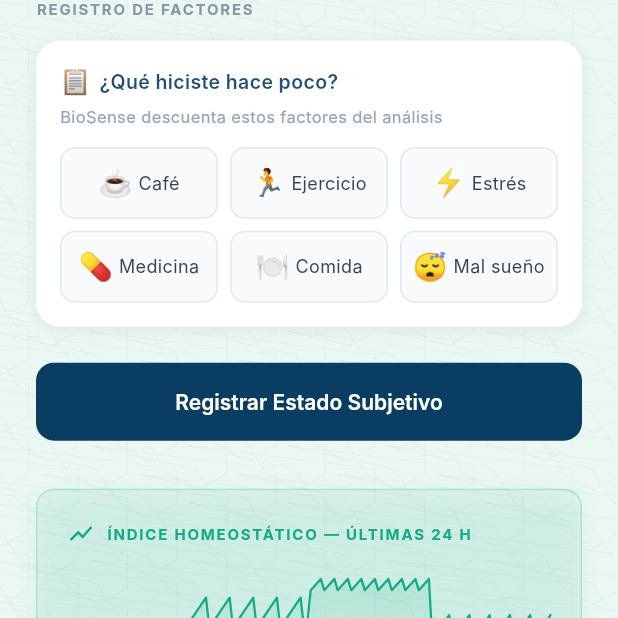
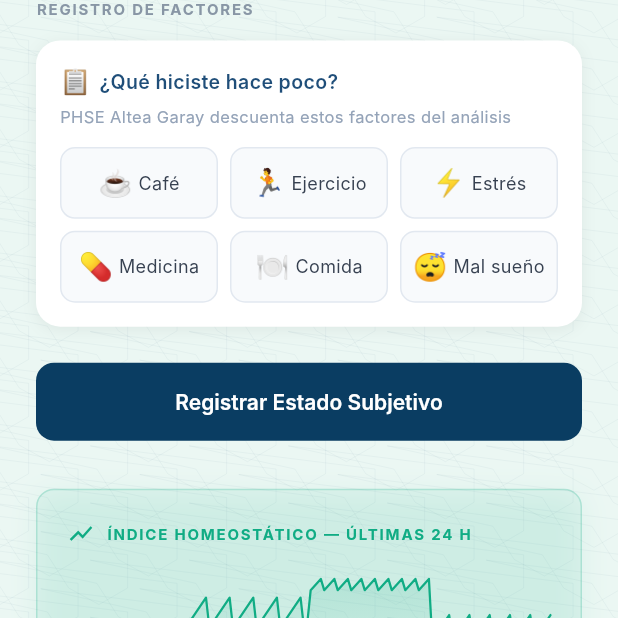
Before and after one commit to gustavoenriquegaray121-star/biosense-flutter, a Flutter app: the MainNavigationScreen screen opened directly, scrolled down 576 dp, on a phone screen of 412 x 824 dp, the top half of it. Run offline on Flutter 3.47's test engine with Material 3 defaults, Android fonts, the phone set to English and light mode, and no system bars; our stand-ins replace flutter_blue_plus, flutter_tts, image_picker, pdf, permission_handler, printing and 2 more; accounts and stored records are empty; Roboto replaces fonts that are missing (Inter).

Commit message:
Update quick_log_bar.dart

```diff
--- a/lib/widgets/quick_log_bar.dart
+++ b/lib/widgets/quick_log_bar.dart
@@ -59,8 +59,8 @@ class QuickLogBar extends StatelessWidget {
         const SizedBox(height: 4),
         Text(
           isEs
-            ? 'BioSense descuenta estos factores del análisis'
-            : 'BioSense removes these factors from the analysis',
+            ? 'PHSE Altea Garay descuenta estos factores del análisis'
+            : 'PHSE Altea Garay removes these factors from the analysis',
           style: const TextStyle(fontSize: 11, color: Color(0xFF94A3B8))),
         const SizedBox(height: 12),
 
@@ -123,8 +123,8 @@ class QuickLogBar extends StatelessWidget {
             child: Column(crossAxisAlignment: CrossAxisAlignment.start, children: [
               Text(
                 isEs
-                  ? isEs ? '🔬 BioSense está descontando:' : '🔬 BioSense is removing:'
-                  : '🔬 BioSense is removing:',
+                  ? isEs ? '🔬 PHSE está descontando:' : '🔬 PHSE is removing:'
+                  : '🔬 PHSE is removing:',
                 style: const TextStyle(fontSize: 11, fontWeight: FontWeight.w600,
                   color: Color(0xFF2E75B6))),
               const SizedBox(height: 6),
```
